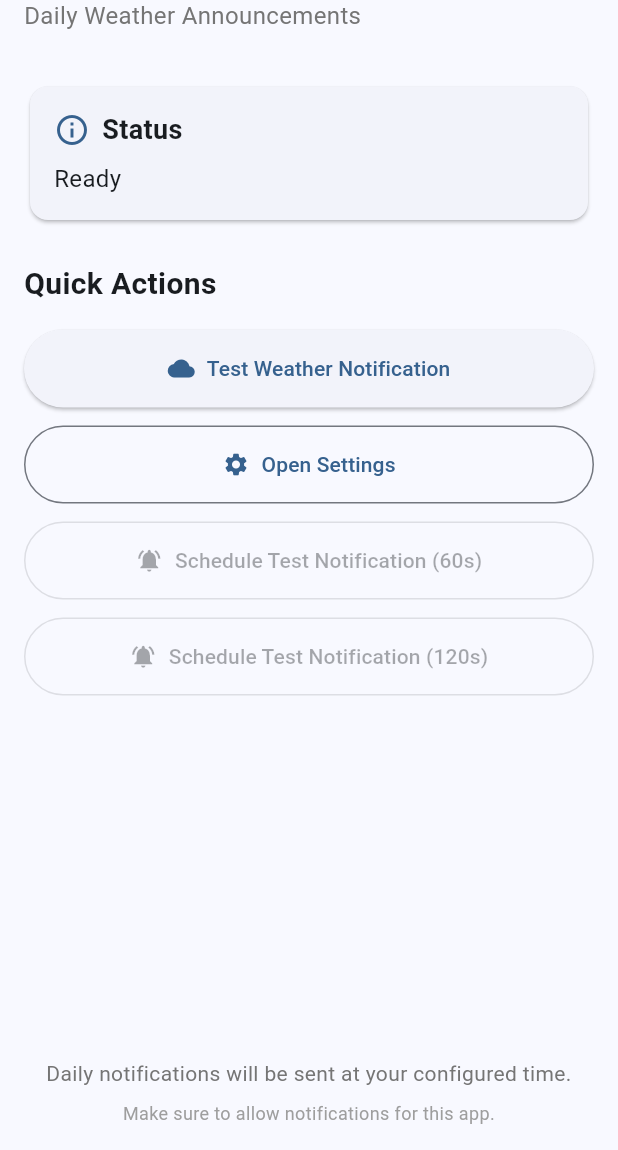
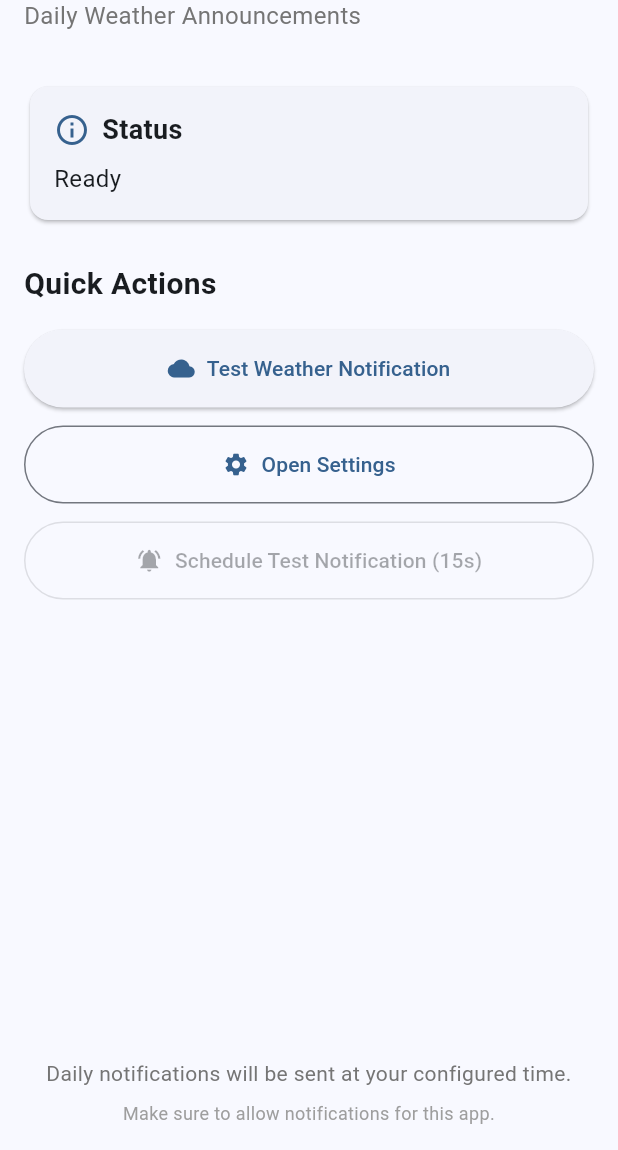
Before and after one commit to koorzenb/day_break, a Flutter app: the MainScreen screen opened directly, on a phone screen of 412 x 824 dp, the part 86-1236 px from its top. Run offline on Flutter 3.47's test engine with Material 3 defaults, Android fonts, the phone set to English and light mode, and no system bars; our stand-ins replace flutter_dotenv, flutter_local_notifications, flutter_tts, geocoding, geolocator, get and 2 more; missing offline and left inert: flutter_background_service; accounts and stored records are empty.

```diff
--- a/lib/main.dart
+++ b/lib/main.dart
@@ -8,7 +8,6 @@ import 'controllers/app_controller.dart';
 import 'http_client_wrapper.dart';
 import 'screens/main_screen.dart';
 import 'screens/settings_screen.dart';
-import 'services/background_service.dart';
 import 'services/location_service.dart';
 import 'services/notification_service.dart';
 import 'services/settings_service.dart';
@@ -33,7 +32,6 @@ Future<void> main() async {
     androidChannel,
   );
 
-  await initializeBackgroundService();
   await initServices();
   runApp(const MyApp());
 }
--- a/lib/screens/main_screen.dart
+++ b/lib/screens/main_screen.dart
@@ -106,7 +106,7 @@ class MainScreen extends StatelessWidget {
             ),
           ),
 
-          // Test notification with 60s countdown
+          // Test notification with 15s countdown
           const SizedBox(height: 12),
           Obx(
             () => SizedBox(
@@ -132,43 +132,9 @@ class MainScreen extends StatelessWidget {
                       ),
                     )
                   : OutlinedButton.icon(
-                      onPressed: controller.hasSettings ? () => controller.scheduleTestNotification(300) : null,
+                      onPressed: controller.hasSettings ? () => controller.scheduleTestNotification(15) : null,
                       icon: const Icon(Icons.notifications_active),
-                      label: const Text('Schedule Test Notification (60s)'),
-                      style: OutlinedButton.styleFrom(padding: const EdgeInsets.symmetric(vertical: 16)),
-                    ),
-            ),
-          ),
-
-          SizedBox(height: 12),
-          // Test notification with 120s countdown
-          Obx(
-            () => SizedBox(
-              width: double.infinity,
-              child: controller.isTestNotificationCountdown
-                  ? Container(
-                      padding: const EdgeInsets.symmetric(vertical: 16, horizontal: 12),
-                      decoration: BoxDecoration(
-                        color: Colors.blue[50],
-                        borderRadius: BorderRadius.circular(8),
-                        border: Border.all(color: Colors.blue[200]!),
-                      ),
-                      child: Row(
-                        mainAxisAlignment: MainAxisAlignment.center,
-                        children: [
-                          SizedBox(width: 20, height: 20, child: CircularProgressIndicator(strokeWidth: 2, color: Colors.blue[600])),
-                          const SizedBox(width: 12),
-                          Text(
-                            'Test notification in ${controller.testNotificationCountdown}s...',
-                            style: TextStyle(fontSize: 16, fontWeight: FontWeight.w500, color: Colors.blue[700]),
-                          ),
-                        ],
-                      ),
-                    )
-                  : OutlinedButton.icon(
-                      onPressed: controller.hasSettings ? () => controller.scheduleTestNotification(600) : null,
-                      icon: const Icon(Icons.notifications_active),
-                      label: const Text('Schedule Test Notification (120s)'),
+                      label: const Text('Schedule Test Notification (15s)'),
                       style: OutlinedButton.styleFrom(padding: const EdgeInsets.symmetric(vertical: 16)),
                     ),
             ),
--- a/pubspec.yaml
+++ b/pubspec.yaml
@@ -16,7 +16,7 @@ publish_to: 'none' # Remove this line if you wish to publish to pub.dev
 # https://developer.apple.com/library/archive/documentation/General/Reference/InfoPlistKeyReference/Articles/CoreFoundationKeys.html
 # In Windows, build-name is used as the major, minor, and patch parts
 # of the product and file versions while build-number is used as the build suffix.
-version: 0.15.0+001500
+version: 0.15.1+1501
 
 environment:
   sdk: ^3.8.1
```
Also changed, not shown: lib/controllers/app_controller.dart (+5 -7 lines), lib/services/notification_service.dart (+23 -9 lines), 3 other files.
